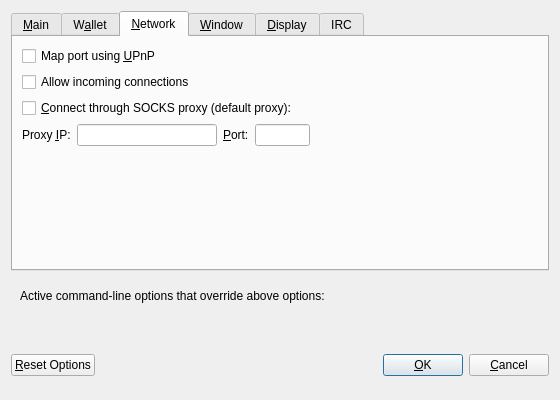
First picture: the form in src/qt/forms/optionsdialog.ui, repository thelonecrouton/bitcredit, before the edit.
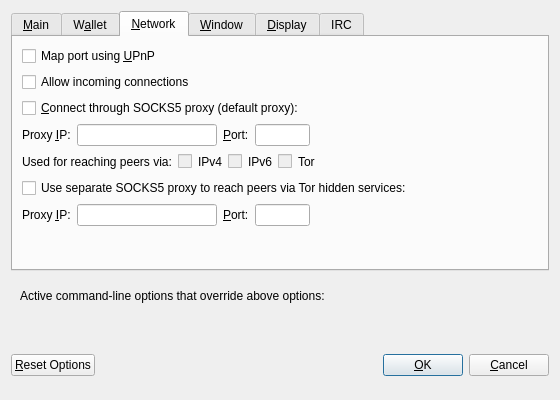
Second picture: the form after the edit. The open tabs and pages were chosen to show the change. Custom widgets are drawn as their Qt base class.

```diff
--- a/src/qt/forms/optionsdialog.ui
+++ b/src/qt/forms/optionsdialog.ui
@@ -20,7 +20,7 @@
    <item>
     <widget class="QTabWidget" name="tabWidget">
      <property name="currentIndex">
-      <number>4</number>
+      <number>0</number>
      </property>
      <widget class="QWidget" name="tabMain">
       <attribute name="title">
@@ -28,12 +28,12 @@
       </attribute>
       <layout class="QVBoxLayout" name="verticalLayout_Main">
        <item>
-        <widget class="QCheckBox" name="bitcreditsAtStartup">
+        <widget class="QCheckBox" name="bitcreditAtStartup">
          <property name="toolTip">
-          <string>Automatically start Bitcredits after logging in to the system.</string>
+          <string>Automatically start Bitcredit Core after logging in to the system.</string>
          </property>
          <property name="text">
-          <string>&amp;Start Bitcredits on system login</string>
+          <string>&amp;Start Bitcredit Core on system login</string>
          </property>
         </widget>
        </item>
@@ -137,65 +137,6 @@
        <string>W&amp;allet</string>
       </attribute>
       <layout class="QVBoxLayout" name="verticalLayout_Wallet">
-       <item>
-        <widget class="QLabel" name="transactionFeeInfoLabel">
-         <property name="text">
-          <string>Optional transaction fee per kB that helps make sure your transactions are processed quickly. Most transactions are 1 kB.</string>
-         </property>
-         <property name="textFormat">
-          <enum>Qt::PlainText</enum>
-         </property>
-         <property name="wordWrap">
-          <bool>true</bool>
-         </property>
-        </widget>
-       </item>
-       <item>
-        <layout class="QHBoxLayout" name="horizontalLayout_1_Wallet">
-         <item>
-          <widget class="QLabel" name="transactionFeeLabel">
-           <property name="text">
-            <string>Pay transaction &amp;fee</string>
-           </property>
-           <property name="textFormat">
-            <enum>Qt::PlainText</enum>
-           </property>
-           <property name="buddy">
-            <cstring>transactionFee</cstring>
-           </property>
-          </widget>
-         </item>
-         <item>
-          <widget class="BitcreditsAmountField" name="transactionFee"/>
-         </item>
-         <item>
-          <spacer name="horizontalSpacer_1_Wallet">
-           <property name="orientation">
-            <enum>Qt::Horizontal</enum>
-           </property>
-           <property name="sizeHint" stdset="0">
-            <size>
-             <width>40</width>
-             <height>20</height>
-            </size>
-           </property>
-          </spacer>
-         </item>
-        </layout>
-       </item>
-       <item>
-        <spacer name="verticalSpacer_Wallet">
-         <property name="orientation">
-          <enum>Qt::Vertical</enum>
-         </property>
-         <property name="sizeHint" stdset="0">
-          <size>
-           <width>20</width>
-           <height>40</height>
-          </size>
-         </property>
-        </spacer>
-       </item>
        <item>
         <widget class="QGroupBox" name="groupBox">
          <property name="title">
@@ -225,6 +166,19 @@
          </layout>
         </widget>
        </item>
+       <item>
+        <spacer name="verticalSpacer_Wallet">
+         <property name="orientation">
+          <enum>Qt::Vertical</enum>
+         </property>
+         <property name="sizeHint" stdset="0">
+          <size>
+           <width>20</width>
+           <height>40</height>
+          </size>
+         </property>
+        </spacer>
+       </item>
       </layout>
      </widget>
      <widget class="QWidget" name="tabNetwork">
@@ -235,7 +189,7 @@
        <item>
         <widget class="QCheckBox" name="mapPortUpnp">
          <property name="toolTip">
-          <string>Automatically open the Bitcredits client port on the router. This only works when your router supports UPnP and it is enabled.</string>
+          <string>Automatically open the Bitcredit client port on the router. This only works when your router supports UPnP and it is enabled.</string>
          </property>
          <property name="text">
           <string>Map port using &amp;UPnP</string>
@@ -255,10 +209,10 @@
        <item>
         <widget class="QCheckBox" name="connectSocks">
          <property name="toolTip">
-          <string>Connect to the Bitcredits network through a SOCKS proxy.</string>
+          <string>Connect to the Bitcredit network through a SOCKS5 proxy.</string>
          </property>
          <property name="text">
-          <string>&amp;Connect through SOCKS proxy (default proxy):</string>
+          <string>&amp;Connect through SOCKS5 proxy (default proxy):</string>
          </property>
         </widget>
        </item>
@@ -343,6 +297,193 @@
          </item>
         </layout>
        </item>
+       <item>
+        <layout class="QHBoxLayout" name="horizontalLayout_2_Network">
+         <item>
+          <widget class="QLabel" name="proxyActiveNets">
+           <property name="text">
+            <string>Used for reaching peers via:</string>
+           </property>
+           <property name="textFormat">
+            <enum>Qt::PlainText</enum>
+           </property>
+          </widget>
+         </item>
+         <item>
+          <widget class="QCheckBox" name="proxyReachIPv4">
+           <property name="enabled">
+            <bool>false</bool>
+           </property>
+           <property name="toolTip">
+            <string>Shows, if the supplied default SOCKS5 proxy is used to reach peers via this network type.</string>
+           </property>
+           <property name="text">
+            <string/>
+           </property>
+          </widget>
+         </item>
+         <item>
+          <widget class="QLabel" name="proxyReachIPv4Label">
+           <property name="text">
+            <string>IPv4</string>
+           </property>
+           <property name="textFormat">
+            <enum>Qt::PlainText</enum>
+           </property>
+          </widget>
+         </item>
+         <item>
+          <widget class="QCheckBox" name="proxyReachIPv6">
+           <property name="enabled">
+            <bool>false</bool>
+           </property>
+           <property name="toolTip">
+            <string>Shows, if the supplied default SOCKS5 proxy is used to reach peers via this network type.</string>
+           </property>
+           <property name="text">
+            <string/>
+           </property>
+          </widget>
+         </item>
+         <item>
+          <widget class="QLabel" name="proxyReachIPv6Label">
+           <property name="text">
+            <string>IPv6</string>
+           </property>
+           <property name="textFormat">
+            <enum>Qt::PlainText</enum>
+           </property>
+          </widget>
+         </item>
+         <item>
+          <widget class="QCheckBox" name="proxyReachTor">
+           <property name="enabled">
+            <bool>false</bool>
+           </property>
+           <property name="toolTip">
+            <string>Shows, if the supplied default SOCKS5 proxy is used to reach peers via this network type.</string>
+           </property>
+           <property name="text">
+            <string/>
+           </property>
+          </widget>
+         </item>
+         <item>
+          <widget class="QLabel" name="proxyReachTorLabel">
+           <property name="text">
+            <string>Tor</string>
+           </property>
+           <property name="textFormat">
+            <enum>Qt::PlainText</enum>
+           </property>
+          </widget>
+         </item>
+         <item>
+          <spacer name="horizontalSpacer_2_Network">
+           <property name="orientation">
+            <enum>Qt::Horizontal</enum>
+           </property>
+           <property name="sizeHint" stdset="0">
+            <size>
+             <width>40</width>
+             <height>20</height>
+            </size>
+           </property>
+          </spacer>
+         </item>
+        </layout>
+       </item>
+       <item>
+        <widget class="QCheckBox" name="connectSocksTor">
+         <property name="toolTip">
+          <string>Connect to the Bitcoin network through a separate SOCKS5 proxy for Tor hidden services.</string>
+         </property>
+         <property name="text">
+          <string>Use separate SOCKS5 proxy to reach peers via Tor hidden services:</string>
+         </property>
+        </widget>
+       </item>
+       <item>
+        <layout class="QHBoxLayout" name="horizontalLayout_3_Network">
+         <item>
+          <widget class="QLabel" name="proxyIpTorLabel">
+           <property name="text">
+            <string>Proxy &amp;IP:</string>
+           </property>
+           <property name="textFormat">
+            <enum>Qt::PlainText</enum>
+           </property>
+           <property name="buddy">
+            <cstring>proxyIpTor</cstring>
+           </property>
+          </widget>
+         </item>
+         <item>
+          <widget class="QValidatedLineEdit" name="proxyIpTor">
+           <property name="minimumSize">
+            <size>
+             <width>140</width>
+             <height>0</height>
+            </size>
+           </property>
+           <property name="maximumSize">
+            <size>
+             <width>140</width>
+             <height>16777215</height>
+            </size>
+           </property>
+           <property name="toolTip">
+            <string>IP address of the proxy (e.g. IPv4: 127.0.0.1 / IPv6: ::1)</string>
+           </property>
+          </widget>
+         </item>
+         <item>
+          <widget class="QLabel" name="proxyPortTorLabel">
+           <property name="text">
+            <string>&amp;Port:</string>
+           </property>
+           <property name="textFormat">
+            <enum>Qt::PlainText</enum>
+           </property>
+           <property name="buddy">
+            <cstring>proxyPortTor</cstring>
+           </property>
+          </widget>
+         </item>
+         <item>
+          <widget class="QLineEdit" name="proxyPortTor">
+           <property name="minimumSize">
+            <size>
+             <width>55</width>
+             <height>0</height>
+            </size>
+           </property>
+           <property name="maximumSize">
+            <size>
+             <width>55</width>
+             <height>16777215</height>
+            </size>
+           </property>
+           <property name="toolTip">
+            <string>Port of the proxy (e.g. 9050)</string>
+           </property>
+          </widget>
+         </item>
+         <item>
+          <spacer name="horizontalSpacer_4_Network">
+           <property name="orientation">
+            <enum>Qt::Horizontal</enum>
+           </property>
+           <property name="sizeHint" stdset="0">
+            <size>
+             <width>40</width>
+             <height>20</height>
+            </size>
+           </property>
+          </spacer>
+         </item>
+        </layout>
+       </item>
        <item>
         <spacer name="verticalSpacer_Network">
          <property name="orientation">
@@ -421,7 +562,7 @@
          <item>
           <widget class="QValueComboBox" name="lang">
            <property name="toolTip">
-            <string>The user interface language can be set here. This setting will take effect after restarting Bitcredits.</string>
+            <string>The user interface language can be set here. This setting will take effect after restarting Bitcredit Core.</string>
            </property>
           </widget>
          </item>
@@ -708,12 +849,6 @@
   </layout>
  </widget>
  <customwidgets>
-  <customwidget>
-   <class>BitcreditsAmountField</class>
-   <extends>QLineEdit</extends>
-   <header>bitcreditsamountfield.h</header>
-   <container>1</container>
-  </customwidget>
   <customwidget>
    <class>QValidatedLineEdit</class>
    <extends>QLineEdit</extends>
```
